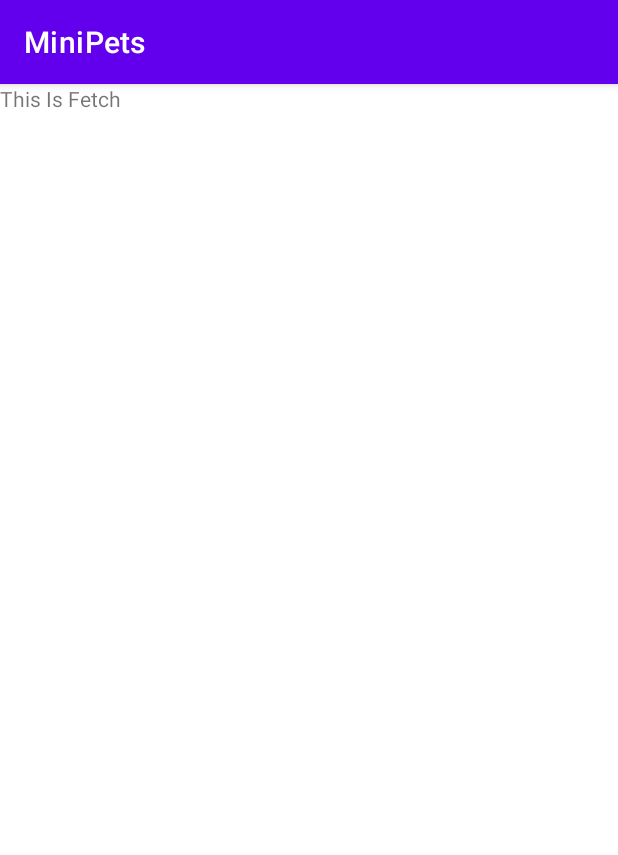
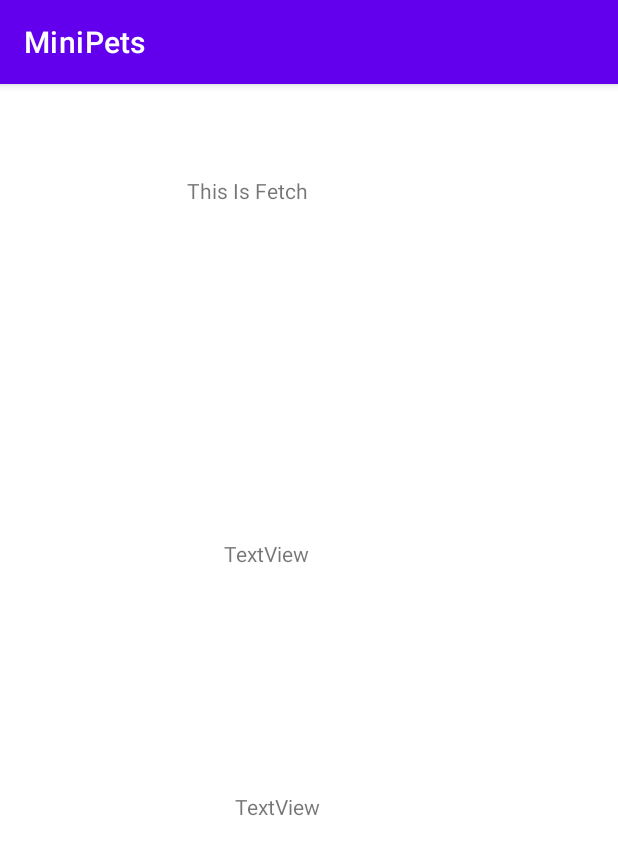
Before and after one commit to schachtg/MiniPets, an Android app: the FetchActivity screen opened directly, with no data from a screen before it, on a phone screen of 412 x 824 dp. Shown: the top 855 px of the screen. Run offline under Robolectric (Android 15) with nearby library versions, the phone set to English and light mode, and no system bars.

Commit message:
Created a few classes that will be used for messages and instructions between UI and logic layers. Starting to work on using touch input to determine the trajectory of a thrown ball.

```diff
--- a/app/src/main/java/com/example/minipets/ui/fetch/FetchActivity.java
+++ b/app/src/main/java/com/example/minipets/ui/fetch/FetchActivity.java
@@ -1,6 +1,7 @@
 package com.example.minipets.ui.fetch;
 
 import android.os.Bundle;
+import android.util.DisplayMetrics;
 import android.view.MotionEvent;
 import android.widget.TextView;
 
@@ -12,8 +13,11 @@ import com.example.minipets.R;
 public class FetchActivity extends AppCompatActivity {
 //    private FetchLogic logic;   //stores the logic that the UI must respond to and inform
 //    private FetchPet pet;       //stores the needed info about our pet that is being used to play fetch
-//    private int center_x;       //the x coordinate of the center of this scree
-//    private int center_y;       //the y coordinate of the senter of this screen
+    private DisplayMetrics display;    //stores the metrics for this display
+    private int center_x;       //the x coordinate of the center of this scree
+    private int center_y;       //the y coordinate of the senter of this screen
+    private int screen_height;
+    private int screen_width;
     private TextView fech_text_temp;
 
     @Override
@@ -25,6 +29,11 @@ public class FetchActivity extends AppCompatActivity {
 //        this.logic = new FetchLogic(this);  //does fetch logic need arguments?
         //create temp text view for testing TODO delete this
         this.fech_text_temp = (TextView) findViewById(R.id.fetch_test_text);
+
+
+        this.display = this.getResources().getDisplayMetrics();
+        this.screen_height = this.display.heightPixels;
+        this.screen_width = this.display.widthPixels;
     }
 
 
--- /dev/null
+++ b/app/src/main/java/com/example/minipets/ui/fetch/FetchActivityDirective.java
@@ -0,0 +1,6 @@
+package com.example.minipets.ui.fetch;
+
+
+//used to return instructions to the Fetch Activity on how it should act
+public abstract class FetchActivityDirective {
+}
--- a/app/src/main/java/com/example/minipets/ui/fetch/FetchEvent.java
+++ b/app/src/main/java/com/example/minipets/ui/fetch/FetchEvent.java
@@ -1,5 +1,4 @@
 package com.example.minipets.ui.fetch;
 
-public class FetchEvent {
-
+public abstract class FetchEvent {
 }
--- /dev/null
+++ b/app/src/main/java/com/example/minipets/ui/fetch/ThrowBallCaughtDirective.java
@@ -0,0 +1,4 @@
+package com.example.minipets.ui.fetch;
+
+public class ThrowBallCaughtDirective extends ThrowBallDirective{
+}
--- /dev/null
+++ b/app/src/main/java/com/example/minipets/ui/fetch/ThrowBallDirective.java
@@ -0,0 +1,4 @@
+package com.example.minipets.ui.fetch;
+
+public abstract class ThrowBallDirective {
+}
--- /dev/null
+++ b/app/src/main/java/com/example/minipets/ui/fetch/ThrowBallMissedDirective.java
@@ -0,0 +1,4 @@
+package com.example.minipets.ui.fetch;
+
+public class ThrowBallMissedDirective extends ThrowBallDirective{
+}
--- a/app/src/main/res/layout/activity_fetch.xml
+++ b/app/src/main/res/layout/activity_fetch.xml
@@ -11,6 +11,33 @@
         android:layout_width="163dp"
         android:layout_height="129dp"
         android:text="This Is Fetch"
-        tools:layout_editor_absoluteX="136dp"
-        tools:layout_editor_absoluteY="232dp" />
+        app:layout_constraintBottom_toBottomOf="parent"
+        app:layout_constraintEnd_toEndOf="parent"
+        app:layout_constraintStart_toStartOf="parent"
+        app:layout_constraintTop_toTopOf="parent"
+        app:layout_constraintVertical_bias="0.096" />
+
+    <TextView
+        android:id="@+id/test_height_and_width"
+        android:layout_width="112dp"
+        android:layout_height="59dp"
+        android:text="TextView"
+        app:layout_constraintBottom_toBottomOf="parent"
+        app:layout_constraintEnd_toEndOf="parent"
+        app:layout_constraintHorizontal_bias="0.498"
+        app:layout_constraintStart_toStartOf="parent"
+        app:layout_constraintTop_toBottomOf="@+id/fetch_test_text"
+        app:layout_constraintVertical_bias="0.217" />
+
+    <TextView
+        android:id="@+id/test_pointer_position"
+        android:layout_width="97dp"
+        android:layout_height="84dp"
+        android:text="TextView"
+        app:layout_constraintBottom_toBottomOf="parent"
+        app:layout_constraintEnd_toEndOf="parent"
+        app:layout_constraintHorizontal_bias="0.498"
+        app:layout_constraintStart_toStartOf="parent"
+        app:layout_constraintTop_toBottomOf="@+id/test_height_and_width"
+        app:layout_constraintVertical_bias="0.341" />
 </androidx.constraintlayout.widget.ConstraintLayout>
```
Also changed, not shown: app/src/main/java/com/example/minipets/ui/fetch/FetchLogic.java (+19 -7 lines), app/src/main/java/com/example/minipets/ui/fetch/FetchPet.java (deleted, +0 -8 lines), app/src/main/java/com/example/minipets/ui/fetch/ReleaseTouchEvent.java (added, +37 -0 lines).
